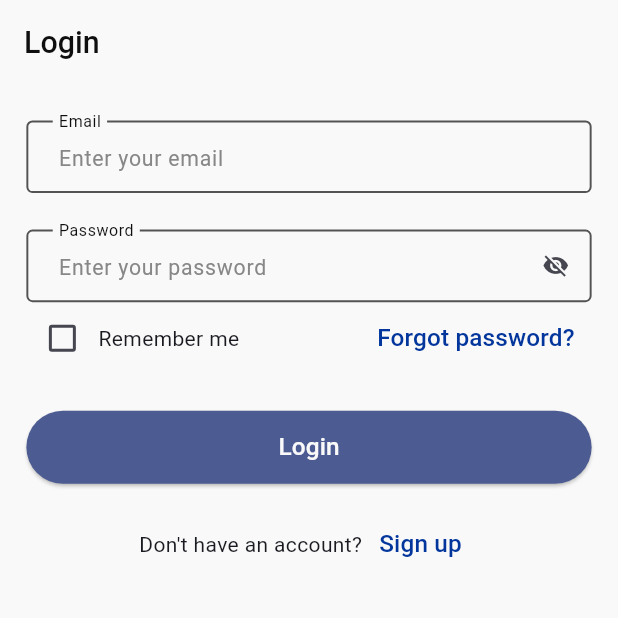
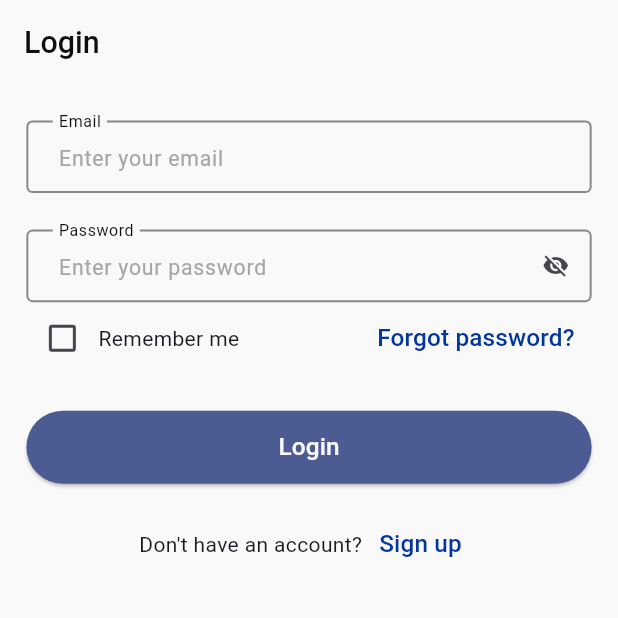
Before and after one commit to bstawy/Online-Exam, a Flutter app: the screen it shows after launch, on a phone screen of 412 x 824 dp, the top half of it. Run offline on Flutter 3.47's test engine with Material 3 defaults, Android fonts, the phone set to English and light mode, and no system bars; our stand-ins replace dio, flutter_bloc, flutter_screenutil, gap, get_it, injectable and 3 more; generated files the repository leaves out were written again.

Commit message:
Create custom_button.dart and refactor custom_input_field.dart

```diff
--- a/lib/features/authentication/presentation/widgets/custom_input_field.dart
+++ b/lib/features/authentication/presentation/widgets/custom_input_field.dart
@@ -179,15 +179,15 @@ class _CustomInputFieldState extends State<CustomInputField> {
         hintText: widget.hint,
         hintStyle: widget.hintStyle ??
             customTextStyles.bodyLarge?.copyWith(
-              color: ColorsManager.lightGrey,
+              color: ColorsManager.lighterGrey,
             ),
         alignLabelWithHint: true,
         fillColor: (widget.enabled != null && widget.enabled == false)
-            ? widget.disabledBackgroundColor ?? ColorsManager.grey
+            ? widget.disabledBackgroundColor ?? ColorsManager.lightGrey
             : widget.backgroundColor ?? Colors.white,
         filled: widget.isFilled ?? false,
         prefixIcon: widget.prefixIcon,
-        prefixIconColor: ColorsManager.lightGrey,
+        prefixIconColor: ColorsManager.lighterGrey,
         suffixIcon: widget.isPassword ?? false
             ? GestureDetector(
                 onTap: () {
@@ -205,7 +205,7 @@ class _CustomInputFieldState extends State<CustomInputField> {
             OutlineInputBorder(
               borderRadius: BorderRadius.circular(widget.borderRadius ?? 4.r),
               borderSide: BorderSide(
-                color: widget.borderColor ?? ColorsManager.grey,
+                color: widget.borderColor ?? ColorsManager.lightGrey,
                 width: widget.borderWidth ?? 1.3,
               ),
             ),
@@ -214,7 +214,7 @@ class _CustomInputFieldState extends State<CustomInputField> {
               borderRadius:
                   BorderRadius.circular(widget.enabledBorderRadius ?? 4.r),
               borderSide: BorderSide(
-                color: widget.enabledBorderColor ?? ColorsManager.grey,
+                color: widget.enabledBorderColor ?? ColorsManager.lightGrey,
                 width: widget.enabledBorderWidth ?? 1.3,
               ),
             ),
```
Also changed, not shown: lib/features/authentication/presentation/widgets/custom_button.dart (added, +45 -0 lines).
